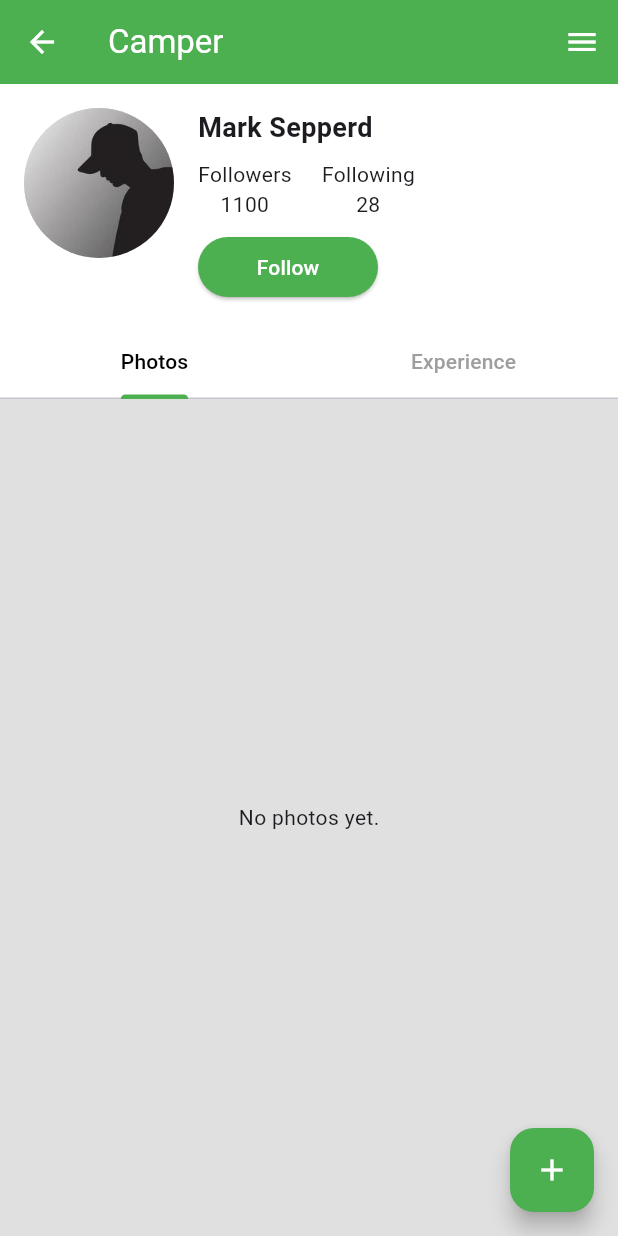
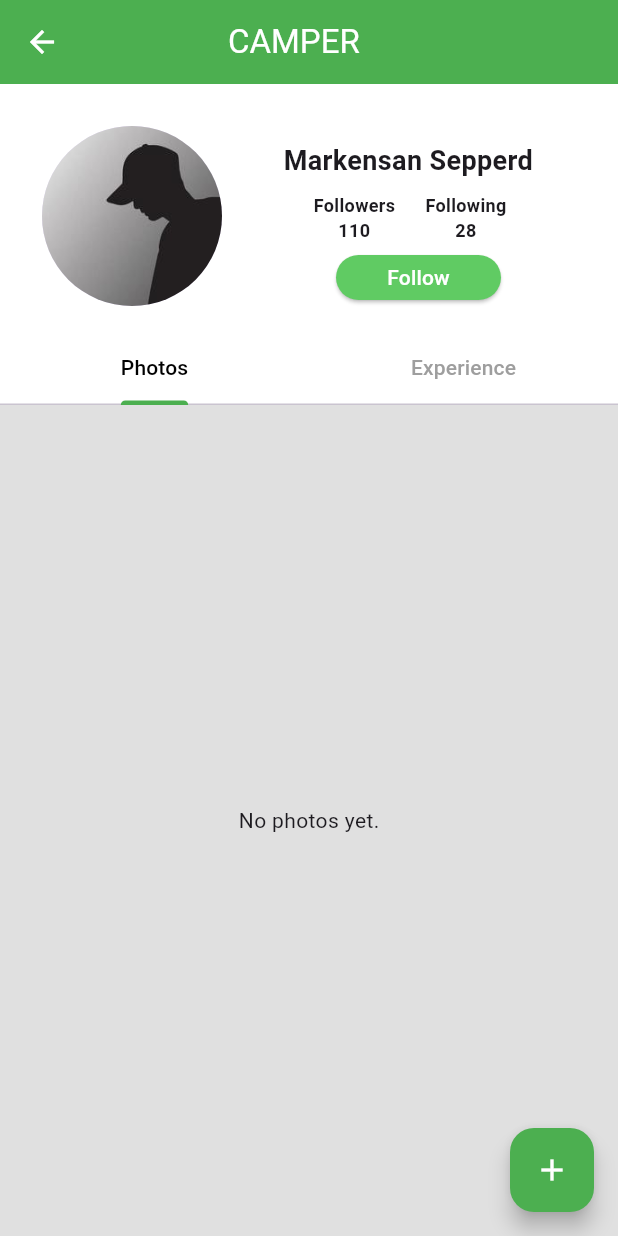
Before and after one commit to venuraka/Camply, a Flutter app: the screen it shows after launch, on a phone screen of 412 x 824 dp. Run offline on Flutter 3.47's test engine with Material 3 defaults, Android fonts, the phone set to English and light mode, and no system bars; our stand-ins replace cached_network_image, cloud_firestore, firebase_core, flutter_image_compress, geolocator, image_picker; accounts and stored records are empty.

Commit message:
UI Updated

```diff
--- a/lib/userprofile.dart
+++ b/lib/userprofile.dart
@@ -14,7 +14,7 @@ class UserProfile extends StatefulWidget {
 class _UserProfileState extends State<UserProfile> with TickerProviderStateMixin {
   late TabController _tabController;
   int _selectedIndex = 0;
-  int followerCount = 1100;
+  int followerCount = 110;
   bool isFollowing = false;
 
   @override
@@ -129,12 +129,11 @@ class _UserProfileState extends State<UserProfile> with TickerProviderStateMixin
       appBar: AppBar(
         backgroundColor: Colors.green,
         leading: const Icon(Icons.arrow_back, color: Colors.white),
-        title: const Text('Camper', style: TextStyle(color: Colors.white)),
+        title: Padding(
+          padding: const EdgeInsets.only(left: 80),
+          child: const Text('CAMPER', style: TextStyle(color: Colors.white), ),
+        ),
         actions: const [
-          Padding(
-            padding: EdgeInsets.only(right: 12),
-            child: Icon(Icons.menu, color: Colors.white),
-          ),
         ],
       ),
       floatingActionButton: _selectedIndex == 1
@@ -154,38 +153,54 @@ class _UserProfileState extends State<UserProfile> with TickerProviderStateMixin
           // Profile Header
           Container(
             color: Colors.white,
-            padding: const EdgeInsets.all(16),
+            padding: const EdgeInsets.all(18),
             child: Row(
               crossAxisAlignment: CrossAxisAlignment.start,
               children: [
-                const CircleAvatar(
-                  radius: 50,
+                Padding(
+                  padding: const EdgeInsets.only(top: 10, left: 10),
+                  child: const CircleAvatar(
+                    radius: 60,
                     backgroundImage: AssetImage('assets/proimg.jpg'),
+                  ),
                 ),
                 const SizedBox(width: 16),
                 Expanded(
                   child: Column(
                     crossAxisAlignment: CrossAxisAlignment.start,
                     children: [
-                      const Text('Mark Sepperd', style: TextStyle(fontSize: 18, fontWeight: FontWeight.bold)),
+                      Padding(
+                        padding: const EdgeInsets.only(left: 25, top: 10),
+                        child: Padding(
+                          padding: const EdgeInsets.only(top:10),
+                          child: const Text('Markensan Sepperd', style: TextStyle(fontSize: 18, fontWeight: FontWeight.bold)),
+                        ),
+                      ),
                       const SizedBox(height: 8),
-                      Row(
+                      Padding(
+                        padding: const EdgeInsets.only(left: 45),
+                        child: Row(
                           children: [
-                          Text('Followers\n$followerCount', textAlign: TextAlign.center),
+                            Text('Followers\n$followerCount', textAlign: TextAlign.center, style: TextStyle(fontSize: 12, fontWeight: FontWeight.bold,),),
                             const SizedBox(width: 20),
-                          const Text('Following\n28', textAlign: TextAlign.center),
+                            const Text('Following\n28', textAlign: TextAlign.center, style: TextStyle(fontSize: 12, fontWeight: FontWeight.bold,),),
                           ],
                         ),
+                      ),
                       const SizedBox(height: 8),
-                      SizedBox(
-                        width: 120,
+                      Padding(
+                        padding: const EdgeInsets.only(left: 60),
+                        child: SizedBox(
+                          width: 110,
+                          height: 30,
                           child: ElevatedButton(
                             onPressed: _toggleFollow,
                             style: ElevatedButton.styleFrom(
-                            backgroundColor: Colors.green,
+                              backgroundColor: const Color.fromARGB(255, 96, 203, 99),
                               foregroundColor: Colors.white,
                             ),
                             child: Text(isFollowing ? 'Following' : 'Follow'),
+                          ),
                         ),
                       ),
                     ],
```
Lines whose indentation alone changed are shown as unchanged.
